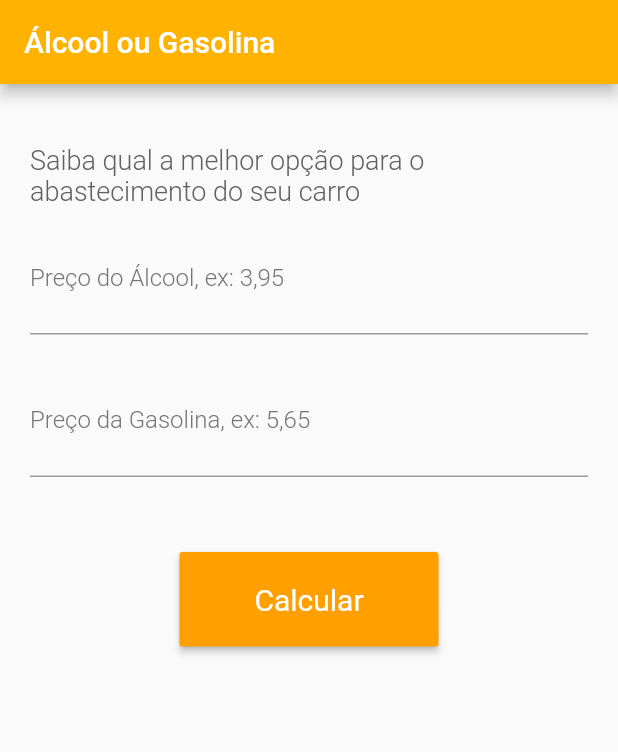
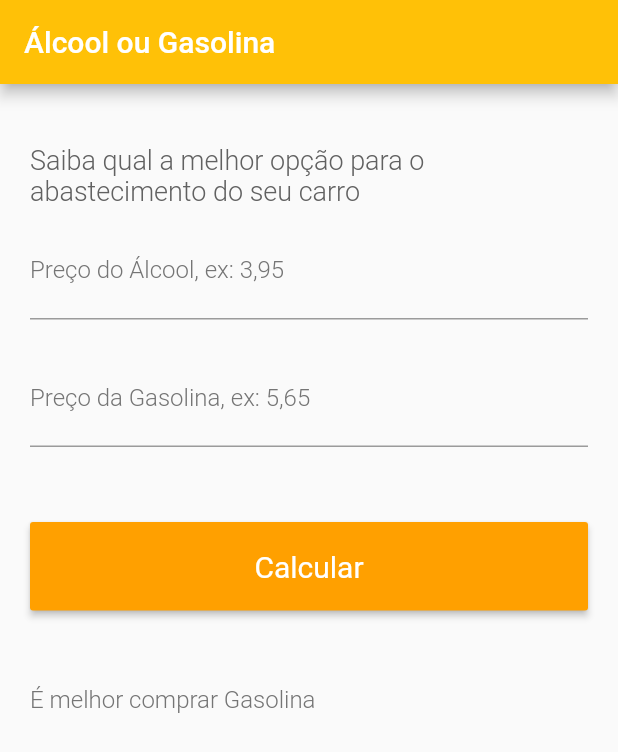
Before and after one commit to ThaysMrtns/Alcool_ou_gasolina, a Flutter app: the screen it shows after launch, on a phone screen of 412 x 824 dp. Shown: the top 752 px of the screen. Run offline on Flutter 3.47's test engine with Material 2 defaults, Android fonts, the phone set to English and light mode, and no system bars.

Commit message:
Definindo scroll view

```diff
--- a/lib/main.dart
+++ b/lib/main.dart
@@ -21,14 +21,16 @@ class _AppState extends State<App> {
         title: Text(
           "Álcool ou Gasolina"
         ),
-        backgroundColor: Colors.amber[600],
+        backgroundColor: Colors.amber[500],
       ),
-      body: Padding(
-        padding: EdgeInsets.all(20),
-        child: Column(children: [
-          Formulario(),
-        ],),
-      ),
+      body: SingleChildScrollView(
+        child:
+          Padding(
+            padding: EdgeInsets.all(20),
+            child: Column(children: [
+              Formulario(),
+            ],),
+          ),)
     );
   }
 }
--- a/lib/views/form.dart
+++ b/lib/views/form.dart
@@ -6,10 +6,15 @@ class Formulario extends StatefulWidget {
 }
 
 class _FormState extends State<Formulario> {
+
+  TextEditingController _controllerAlcool = TextEditingController();
+  TextEditingController _controllerGasolina = TextEditingController();
+
   @override
   Widget build(BuildContext context) {
     return Container(
       child: Column(
+        crossAxisAlignment: CrossAxisAlignment.stretch,
         children: [
           Padding(
             padding: EdgeInsets.only(top: 20),
@@ -21,32 +26,43 @@ class _FormState extends State<Formulario> {
           Padding(
             padding: EdgeInsets.only(top: 10),
             child: TextField(
+              keyboardType: TextInputType.number,
               decoration: InputDecoration(
-                contentPadding: EdgeInsets.symmetric(vertical: 20),
+                contentPadding: EdgeInsets.symmetric(vertical: 15),
                 labelText: "Preço do Álcool, ex: 3,95",
                 labelStyle: TextStyle(fontSize: 16, color: Colors.grey[600], fontWeight: FontWeight.w300),
               ),
+              controller: _controllerAlcool,
             ),
           ),
           Padding(
             padding: EdgeInsets.only(top: 20),
             child: TextField(
+              keyboardType: TextInputType.number,
               decoration: InputDecoration(
-                contentPadding: EdgeInsets.symmetric(vertical: 20),
+                contentPadding: EdgeInsets.symmetric(vertical: 15),
                 labelText: "Preço da Gasolina, ex: 5,65",
                 labelStyle: TextStyle(fontSize: 16, color: Colors.grey[600], fontWeight: FontWeight.w300)
               ),
+              controller: _controllerGasolina,
             ),
           ),
           Padding(
             padding: EdgeInsets.only(top: 50),
             child: RaisedButton(
-              padding: EdgeInsets.symmetric(vertical: 20, horizontal: 50),
+              padding: EdgeInsets.symmetric(vertical: 18),
               child: Text("Calcular", style: TextStyle(color: Colors.white, fontSize: 20, fontWeight: FontWeight.w400)),
               color: Colors.amber[700],
               onPressed: () {
                 print('clickou nimin');
               },
+            ),
+          ),
+          Padding(
+            padding: EdgeInsets.only(top: 50),
+            child: Text(
+              "É melhor comprar Gasolina",
+              style: TextStyle(fontSize: 16, color: Colors.grey[600], fontWeight: FontWeight.w300),
             ),
           )
         ]
```
